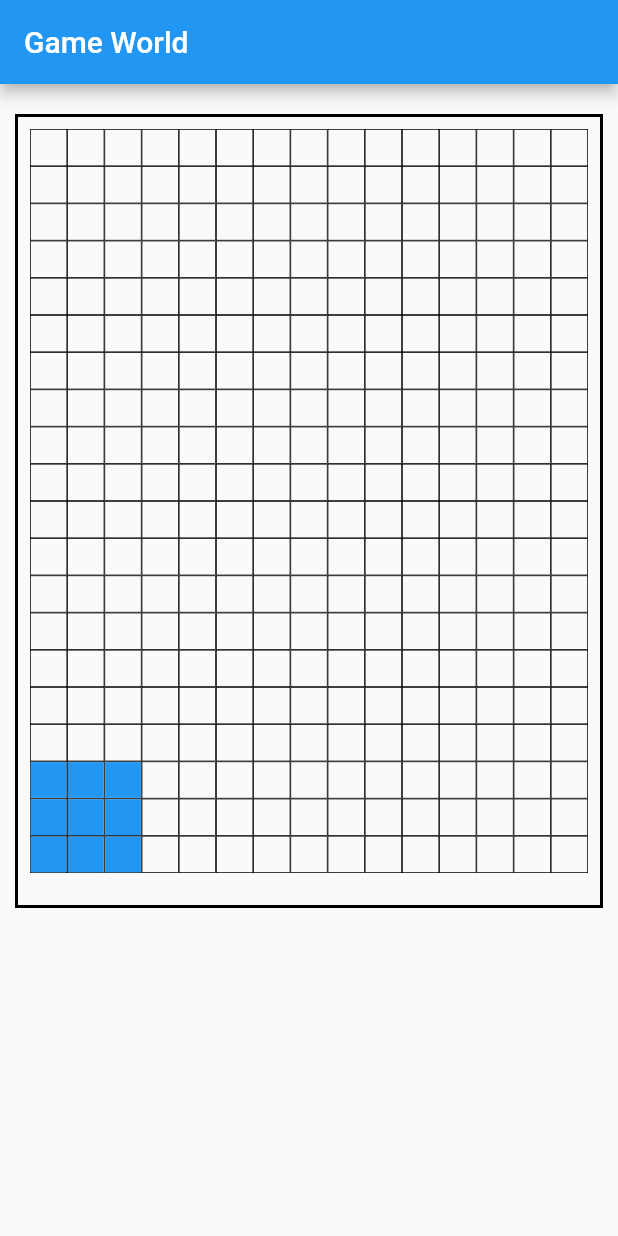
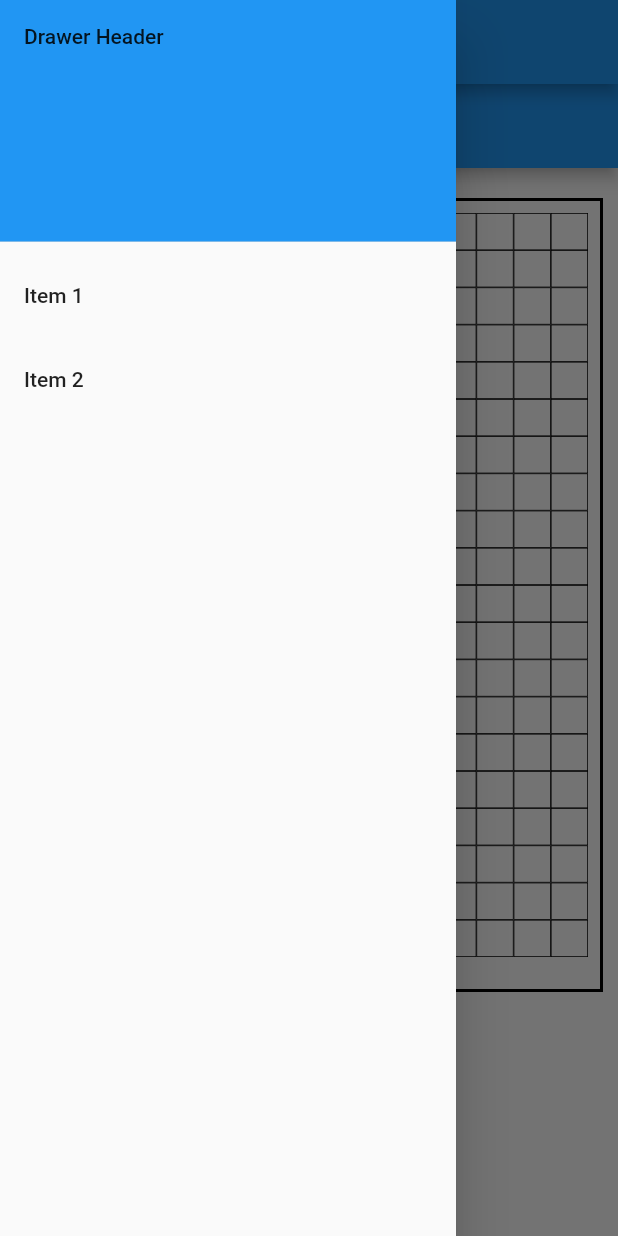
Before and after one commit to ngljie97/ay2021mdp_grp5, a Flutter app: the screen it shows after launch, with the side drawer open (before the commit the screen has no drawer), on a phone screen of 412 x 824 dp. Run offline on Flutter 3.47's test engine with Material 2 defaults, Android fonts, the phone set to English and light mode, and no system bars.

Commit message:
Tap function added.

```diff
--- a/android_remote/lib/main.dart
+++ b/android_remote/lib/main.dart
@@ -1,4 +1,4 @@
-import 'package:android_remote/states/ArenaGrid.dart';
+import 'package:android_remote/states/MyHomePage.dart';
 import 'package:flutter/material.dart';
 
 void main() {
@@ -9,6 +9,77 @@
   // This widget is the root of your application.
   @override
   Widget build(BuildContext context) {
-    return MaterialApp(home: ArenaGrid());
+    return MaterialApp(
+      title: 'Flutter Demo',
+      theme: ThemeData(
+        primarySwatch: Colors.blue,
+        visualDensity: VisualDensity.adaptivePlatformDensity,
+      ),
+      home: App(title: 'Robot Controller'),
+    );
   }
 }
+
+class App extends StatefulWidget {
+  App({Key key, this.title}) : super(key: key);
+  final String title;
+
+  _AppState createState() => _AppState();
+}
+
+class _AppState extends State<App> {
+  PageController _myPage;
+  var selectedPage;
+
+  @override
+  void initState() {
+    super.initState();
+    _myPage = PageController(initialPage: 1);
+    selectedPage = 1;
+  }
+
+  @override
+  Widget build(BuildContext context) {
+    return Scaffold(
+      appBar: AppBar(
+        title: Text(widget.title),
+      ),
+      body: MyHomePage(),
+      drawer: Drawer(
+        // Add a ListView to the drawer. This ensures the user can scroll
+        // through the options in the drawer if there isn't enough vertical
+        // space to fit everything.
+        child: ListView(
+          // Important: Remove any padding from the ListView.
+          padding: EdgeInsets.zero,
+          children: <Widget>[
+            DrawerHeader(
+              child: Text('Drawer Header'),
+              decoration: BoxDecoration(
+                color: Colors.blue,
+              ),
+            ),
+            ListTile(
+              title: Text('Item 1'),
+              onTap: () {
+                // Update the state of the app
+                // ...
+                // Then close the drawer
+                Navigator.pop(context);
+              },
+            ),
+            ListTile(
+              title: Text('Item 2'),
+              onTap: () {
+                // Update the state of the app
+                // ...
+                // Then close the drawer
+                Navigator.pop(context);
+              },
+            ),
+          ],
+        ),
+      ),
+    );
+  }
+}
```
Also changed, not shown: android_remote/lib/states/ArenaGrid.dart (+76 -58 lines), android_remote/lib/states/NewPage.dart (added, +25 -0 lines).
